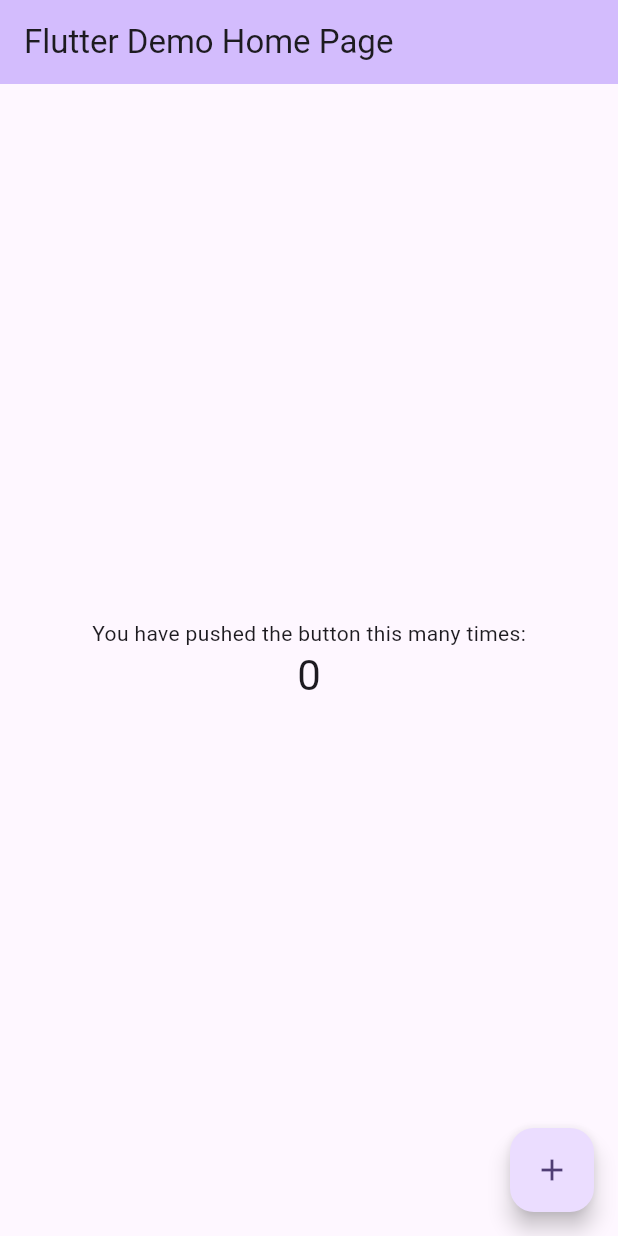
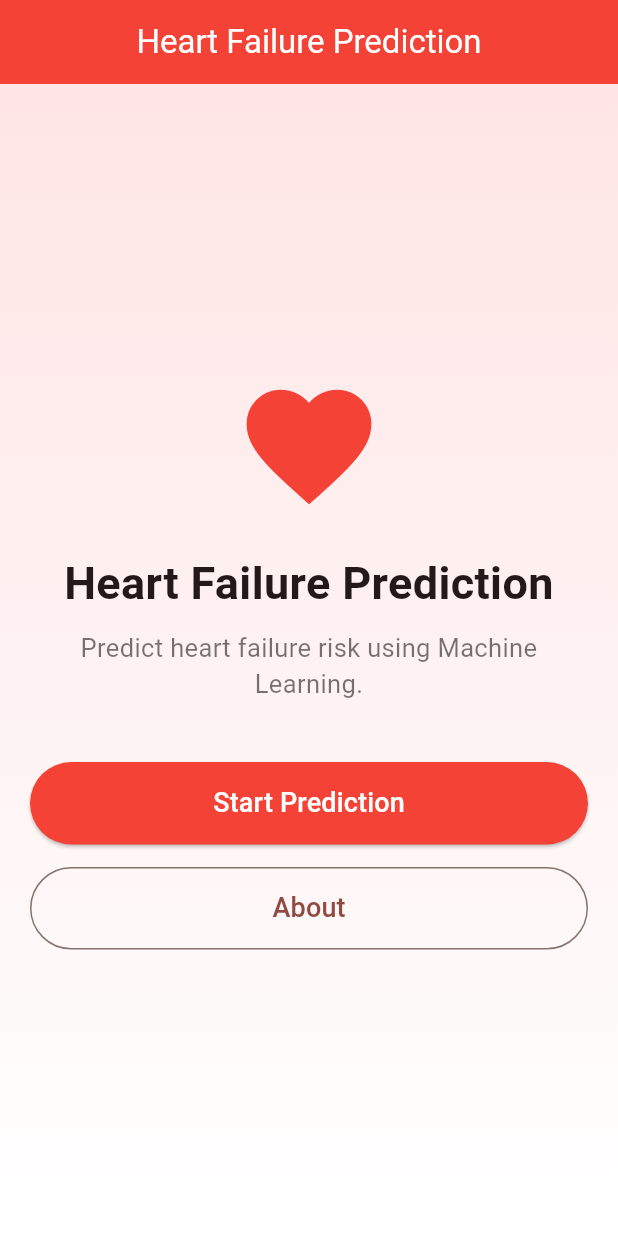
Before and after one commit to rimi-sudo434/heart_failure_prediction_app, a Flutter app: the screen it shows after launch, on a phone screen of 412 x 824 dp. Run offline on Flutter 3.47's test engine with Material 3 defaults, Android fonts, the light colour scheme and no system bars.

Commit message:
Added home, patient, result and about screens

```diff
--- a/lib/main.dart
+++ b/lib/main.dart
@@ -1,122 +1,25 @@
 import 'package:flutter/material.dart';
+import 'screens/home_screen.dart';
 
 void main() {
-  runApp(const MyApp());
+  runApp(const HeartFailureApp());
 }
 
-class MyApp extends StatelessWidget {
-  const MyApp({super.key});
+class HeartFailureApp extends StatelessWidget {
+  const HeartFailureApp({super.key});
 
-  // This widget is the root of your application.
   @override
   Widget build(BuildContext context) {
     return MaterialApp(
-      title: 'Flutter Demo',
+      debugShowCheckedModeBanner: false,
+      title: 'Heart Failure Prediction',
       theme: ThemeData(
-        // This is the theme of your application.
-        //
-        // TRY THIS: Try running your application with "flutter run". You'll see
-        // the application has a purple toolbar. Then, without quitting the app,
-        // try changing the seedColor in the colorScheme below to Colors.green
-        // and then invoke "hot reload" (save your changes or press the "hot
-        // reload" button in a Flutter-supported IDE, or press "r" if you used
-        // the command line to start the app).
-        //
-        // Notice that the counter didn't reset back to zero; the application
-        // state is not lost during the reload. To reset the state, use hot
-        // restart instead.
-        //
-        // This works for code too, not just values: Most code changes can be
-        // tested with just a hot reload.
-        colorScheme: .fromSeed(seedColor: Colors.deepPurple),
+        useMaterial3: true,
+        colorScheme: ColorScheme.fromSeed(
+          seedColor: Colors.red,
+        ),
       ),
-      home: const MyHomePage(title: 'Flutter Demo Home Page'),
+      home: const HomeScreen(),
     );
   }
 }
-
-class MyHomePage extends StatefulWidget {
-  const MyHomePage({super.key, required this.title});
-
-  // This widget is the home page of your application. It is stateful, meaning
-  // that it has a State object (defined below) that contains fields that affect
-  // how it looks.
-
-  // This class is the configuration for the state. It holds the values (in this
-  // case the title) provided by the parent (in this case the App widget) and
-  // used by the build method of the State. Fields in a Widget subclass are
-  // always marked "final".
-
-  final String title;
-
-  @override
-  State<MyHomePage> createState() => _MyHomePageState();
-}
-
-class _MyHomePageState extends State<MyHomePage> {
-  int _counter = 0;
-
-  void _incrementCounter() {
-    setState(() {
-      // This call to setState tells the Flutter framework that something has
-      // changed in this State, which causes it to rerun the build method below
-      // so that the display can reflect the updated values. If we changed
-      // _counter without calling setState(), then the build method would not be
-      // called again, and so nothing would appear to happen.
-      _counter++;
-    });
-  }
-
-  @override
-  Widget build(BuildContext context) {
-    // This method is rerun every time setState is called, for instance as done
-    // by the _incrementCounter method above.
-    //
-    // The Flutter framework has been optimized to make rerunning build methods
-    // fast, so that you can just rebuild anything that needs updating rather
-    // than having to individually change instances of widgets.
-    return Scaffold(
-      appBar: AppBar(
-        // TRY THIS: Try changing the color here to a specific color (to
-        // Colors.amber, perhaps?) and trigger a hot reload to see the AppBar
-        // change color while the other colors stay the same.
-        backgroundColor: Theme.of(context).colorScheme.inversePrimary,
-        // Here we take the value from the MyHomePage object that was created by
-        // the App.build method, and use it to set our appbar title.
-        title: Text(widget.title),
-      ),
-      body: Center(
-        // Center is a layout widget. It takes a single child and positions it
-        // in the middle of the parent.
-        child: Column(
-          // Column is also a layout widget. It takes a list of children and
-          // arranges them vertically. By default, it sizes itself to fit its
-          // children horizontally, and tries to be as tall as its parent.
-          //
-          // Column has various properties to control how it sizes itself and
-          // how it positions its children. Here we use mainAxisAlignment to
-          // center the children vertically; the main axis here is the vertical
-          // axis because Columns are vertical (the cross axis would be
-          // horizontal).
-          //
-          // TRY THIS: Invoke "debug painting" (choose the "Toggle Debug Paint"
-          // action in the IDE, or press "p" in the console), to see the
-          // wireframe for each widget.
-          mainAxisAlignment: .center,
-          children: [
-            const Text('You have pushed the button this many times:'),
-            Text(
-              '$_counter',
-              style: Theme.of(context).textTheme.headlineMedium,
-            ),
-          ],
-        ),
-      ),
-      floatingActionButton: FloatingActionButton(
-        onPressed: _incrementCounter,
-        tooltip: 'Increment',
-        child: const Icon(Icons.add),
-      ),
-    );
-  }
-}
--- /dev/null
+++ b/lib/screens/home_screen.dart
@@ -0,0 +1,110 @@
+import 'package:flutter/material.dart';
+import 'patient_form_screen.dart';
+import 'about_screen.dart';
+
+class HomeScreen extends StatelessWidget {
+  const HomeScreen({super.key});
+
+  @override
+  Widget build(BuildContext context) {
+    return Scaffold(
+      appBar: AppBar(
+        title: const Text("Heart Failure Prediction"),
+        centerTitle: true,
+        backgroundColor: Colors.red,
+        foregroundColor: Colors.white,
+      ),
+      body: Container(
+        width: double.infinity,
+        decoration: const BoxDecoration(
+          gradient: LinearGradient(
+            colors: [
+              Color(0xFFFFE5E5),
+              Colors.white,
+            ],
+            begin: Alignment.topCenter,
+            end: Alignment.bottomCenter,
+          ),
+        ),
+        child: Padding(
+          padding: const EdgeInsets.all(20),
+          child: Column(
+            mainAxisAlignment: MainAxisAlignment.center,
+            children: [
+              const Icon(
+                Icons.favorite,
+                color: Colors.red,
+                size: 100,
+              ),
+              const SizedBox(height: 20),
+              const Text(
+                "Heart Failure Prediction",
+                textAlign: TextAlign.center,
+                style: TextStyle(
+                  fontSize: 30,
+                  fontWeight: FontWeight.bold,
+                ),
+              ),
+              const SizedBox(height: 10),
+              const Text(
+                "Predict heart failure risk using Machine Learning.",
+                textAlign: TextAlign.center,
+                style: TextStyle(
+                  fontSize: 17,
+                  color: Colors.black54,
+                ),
+              ),
+              const SizedBox(height: 40),
+
+              SizedBox(
+                width: double.infinity,
+                height: 55,
+                child: ElevatedButton(
+                  style: ElevatedButton.styleFrom(
+                    backgroundColor: Colors.red,
+                    foregroundColor: Colors.white,
+                  ),
+                  onPressed: () {
+                    Navigator.push(
+                      context,
+                      MaterialPageRoute(
+                        builder: (context) =>
+                            const PatientFormScreen(),
+                      ),
+                    );
+                  },
+                  child: const Text(
+                    "Start Prediction",
+                    style: TextStyle(fontSize: 18),
+                  ),
+                ),
+              ),
+
+              const SizedBox(height: 15),
+
+              SizedBox(
+                width: double.infinity,
+                height: 55,
+                child: OutlinedButton(
+                  onPressed: () {
+                    Navigator.push(
+                      context,
+                      MaterialPageRoute(
+                        builder: (context) =>
+                            const AboutScreen(),
+                      ),
+                    );
+                  },
+                  child: const Text(
+                    "About",
+                    style: TextStyle(fontSize: 18),
+                  ),
+                ),
+              ),
+            ],
+          ),
+        ),
+      ),
+    );
+  }
+}
```
Also changed, not shown: lib/screens/about_screen.dart (added, +65 -0 lines), lib/screens/patient_form_screen.dart (added, +81 -0 lines), lib/screens/result_screen.dart (added, +100 -0 lines).
